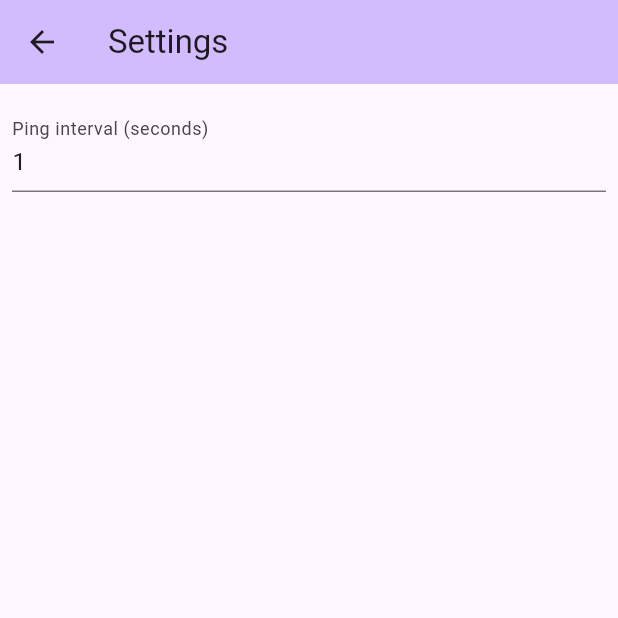
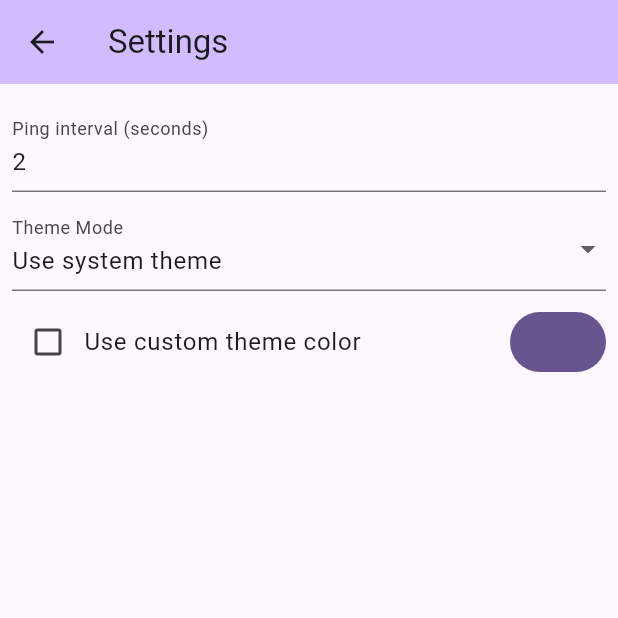
Before and after one commit to Familex/PingUtility, a Flutter app: the screen it shows after launch, after a tap on the "settings" icon, on a phone screen of 412 x 824 dp, the top half of it. Run offline on Flutter 3.47's test engine with Material 3 defaults, Android fonts, the light colour scheme and no system bars; drawn by our look-alikes of dynamic_color; our stand-ins replace fl_chart, flutter_colorpicker, sqflite; missing offline and left inert: dart_ping, fuzzy, holding_gesture; accounts and stored records are empty.

Commit message:
settings: pass ThemeMode and CustomThemeColor to SettingsPage

```diff
--- a/src/lib/main.dart
+++ b/src/lib/main.dart
@@ -8,8 +8,7 @@ import 'pages/overview.dart';
 import 'services/database.dart';
 
 // XXX will be overwritten in main function
-Settings settings =
-    Settings(interval: -1, themeMode: -1, themeColor: const Color(-1));
+Settings settings = Settings(interval: -1, themeMode: -1, customColor: null);
 
 void main() async {
   WidgetsFlutterBinding.ensureInitialized();
@@ -42,18 +41,17 @@ class MainWindow extends StatelessWidget {
           themeMode: settings.themeMode,
           theme: ThemeData(
             useMaterial3: true,
-            colorScheme: lightDynamic ??
-                ColorScheme.fromSeed(
-                  seedColor: settings.themeColor,
-                ),
+            colorScheme: settings.customThemeColor != null
+                ? ColorScheme.fromSeed(seedColor: settings.customThemeColor!)
+                : darkDynamic ??
+                    ColorScheme.fromSeed(seedColor: Colors.deepPurple),
           ),
           darkTheme: ThemeData(
             useMaterial3: true,
-            colorScheme: darkDynamic ??
-                ColorScheme.fromSeed(
-                  seedColor: settings.themeColor,
-                  brightness: Brightness.dark,
-                ),
+            colorScheme: settings.customThemeColor != null
+                ? ColorScheme.fromSeed(seedColor: settings.customThemeColor!)
+                : darkDynamic ??
+                    ColorScheme.fromSeed(seedColor: Colors.deepPurple),
           ),
           home: const OverviewPage(),
         ),
--- a/src/lib/models/settings.dart
+++ b/src/lib/models/settings.dart
@@ -3,21 +3,21 @@ import 'package:flutter/material.dart';
 import '../services/database.dart';
 
 final class Settings extends ChangeNotifier {
-  Settings(
-      {required int interval,
-      required int themeMode,
-      required Color themeColor})
-      : _interval = interval,
+  Settings({
+    required int interval,
+    required int themeMode,
+    required Color? customColor,
+  })  : _interval = interval,
         _themeMode = ThemeMode.values[themeMode],
-        _themeColor = themeColor;
+        _customThemeColor = customColor;
 
   int _interval;
   int get interval => _interval;
 
   ThemeMode _themeMode;
   ThemeMode get themeMode => _themeMode;
-  Color _themeColor;
-  Color get themeColor => _themeColor;
+  Color? _customThemeColor;
+  Color? get customThemeColor => _customThemeColor;
 
   set interval(int interval) {
     if (_interval == interval) return;
@@ -33,10 +33,10 @@ final class Settings extends ChangeNotifier {
     DatabaseService().setThemeMode(themeMode);
   }
 
-  set themeColor(Color color) {
-    if (_themeColor == color) return;
-    _themeColor = color;
+  set customThemeColor(Color? color) {
+    if (_customThemeColor == color) return;
+    _customThemeColor = color;
     notifyListeners();
-    DatabaseService().setThemeColor(color);
+    DatabaseService().setCustomThemeColor(color);
   }
 }
--- a/src/lib/pages/settings.dart
+++ b/src/lib/pages/settings.dart
@@ -1,5 +1,6 @@
 import 'package:flutter/material.dart';
 import 'package:flutter/services.dart';
+import 'package:flutter_colorpicker/flutter_colorpicker.dart';
 import 'package:provider/provider.dart';
 
 import '../models/settings.dart';
@@ -27,13 +28,11 @@ class SettingsPage extends StatelessWidget {
         backgroundColor: Theme.of(context).colorScheme.inversePrimary,
         title: const Text("Settings"),
       ),
-        body: Column(
+      body: Padding(
+        padding: const EdgeInsets.symmetric(horizontal: 8, vertical: 16),
+        child: Column(
           children: [
-            Flexible(
-              child: Padding(
-                padding:
-                    const EdgeInsets.symmetric(horizontal: 8, vertical: 16),
-                child: TextField(
+            TextField(
               controller: _intervalTEC,
               keyboardType: TextInputType.number,
               inputFormatters: <TextInputFormatter>[
@@ -46,9 +45,86 @@ class SettingsPage extends StatelessWidget {
               ),
               onChanged: (_) => updateInterval(),
             ),
+            const SizedBox(height: 10),
+            DropdownButtonFormField(
+              value: settings.themeMode,
+              items: [
+                DropdownMenuItem(
+                  value: ThemeMode.system,
+                  child: Text(
+                    'Use system theme',
+                    style: Theme.of(context).textTheme.bodyLarge,
+                  ),
+                ),
+                DropdownMenuItem(
+                  value: ThemeMode.light,
+                  child: Text(
+                    'Light theme',
+                    style: Theme.of(context).textTheme.bodyLarge,
+                  ),
+                ),
+                DropdownMenuItem(
+                  value: ThemeMode.dark,
+                  child: Text(
+                    'Dark theme',
+                    style: Theme.of(context).textTheme.bodyLarge,
                   ),
                 ),
               ],
-        ));
+              onChanged: (value) {
+                if (value != null) {
+                  context.read<Settings>().themeMode = value;
+                }
+              },
+              decoration: const InputDecoration(
+                border: UnderlineInputBorder(),
+                labelText: 'Theme Mode',
+              ),
+            ),
+            const SizedBox(height: 10),
+            Row(
+              children: [
+                Checkbox(
+                    value: settings.customThemeColor != null,
+                    onChanged: (value) {
+                      settings.customThemeColor =
+                          value ?? false ? Colors.deepPurple : null;
+                    }),
+                Text(
+                  'Use custom theme color',
+                  style: Theme.of(context).textTheme.bodyLarge,
+                ),
+                const Spacer(),
+                FilledButton(
+                  child: Container(
+                    decoration: BoxDecoration(
+                      shape: BoxShape.circle,
+                      color: settings.customThemeColor ?? Colors.deepPurple,
+                    ),
+                  ),
+                  onPressed: () {
+                    showDialog(
+                      context: context,
+                      builder: (_) => AlertDialog(
+                        title: const Text('Pick a color'),
+                        content: SingleChildScrollView(
+                          child: HueRingPicker(
+                            pickerColor:
+                                settings.customThemeColor ?? Colors.deepPurple,
+                            onColorChanged: (color) {
+                              settings.customThemeColor = color;
+                            },
+                          ),
+                        ),
+                      ),
+                    );
+                  },
+                ),
+              ],
+            )
+          ],
+        ),
+      ),
+    );
   }
 }
--- a/src/lib/services/database.dart
+++ b/src/lib/services/database.dart
@@ -26,7 +26,7 @@ class DatabaseService {
       path,
       onCreate: _onCreate,
       onUpgrade: _onUpgrade,
-      version: 2,
+      version: 3,
       onConfigure: (db) async => await db.execute('PRAGMA foreign_keys = ON'),
     );
   }
@@ -35,14 +35,14 @@ class DatabaseService {
     await db.execute('''
       create table settings
         ( interval integer not null
-        , theme_mode integer
-        , theme_color integer
+        , theme_mode integer not null
+        , custom_theme_color integer
         )
     ''');
     await db.insert('settings', {
-      'interval': 1,
-      'theme_mode': 0,
-      'theme_color': Colors.deepPurple.value
+      'interval': 2,
+      'theme_mode': ThemeMode.system.index,
+      'custom_theme_color': null,
     });
 
     await db.execute('''
@@ -61,7 +61,7 @@ class DatabaseService {
 
   Future _onUpgrade(Database db, int oldVersion, int newVersion) async {
     // Test versions
-    if (oldVersion < 2) {
+    if (oldVersion < 3) {
       await db.execute('drop table settings');
       await db.execute('drop table hosts');
     }
@@ -70,10 +70,11 @@ class DatabaseService {
   Future<Settings> getSettings() async {
     var db = await _databaseService.database;
     var settings = await db.query('settings');
+    var customThemeColor = settings.first['custom_theme_color'] as int?;
     return Settings(
       interval: settings.first['interval'] as int,
       themeMode: settings.first['theme_mode'] as int,
-      themeColor: Color(settings.first['theme_color'] as int),
+      customColor: customThemeColor == null ? null : Color(customThemeColor),
     );
   }
 
@@ -101,9 +102,9 @@ class DatabaseService {
     await db.update('settings', {'theme_mode': themeMode.index});
   }
 
-  Future setThemeColor(Color themeColor) async {
+  Future setCustomThemeColor(Color? customColor) async {
     var db = await _databaseService.database;
-    await db.update('settings', {'theme_color': themeColor.value});
+    await db.update('settings', {'custom_theme_color': customColor?.value});
   }
 
   Future<bool> addHost(Host host) async {
--- a/src/pubspec.yaml
+++ b/src/pubspec.yaml
@@ -43,6 +43,7 @@ dependencies:
   provider: ^6.1.2
   dart_ping: ^9.0.1
   path: ^1.9.0
+  flutter_colorpicker: ^1.1.0
 
 dev_dependencies:
   flutter_test:
```
Also changed, not shown: src/pubspec.lock. Lines whose indentation alone changed are shown as unchanged.
